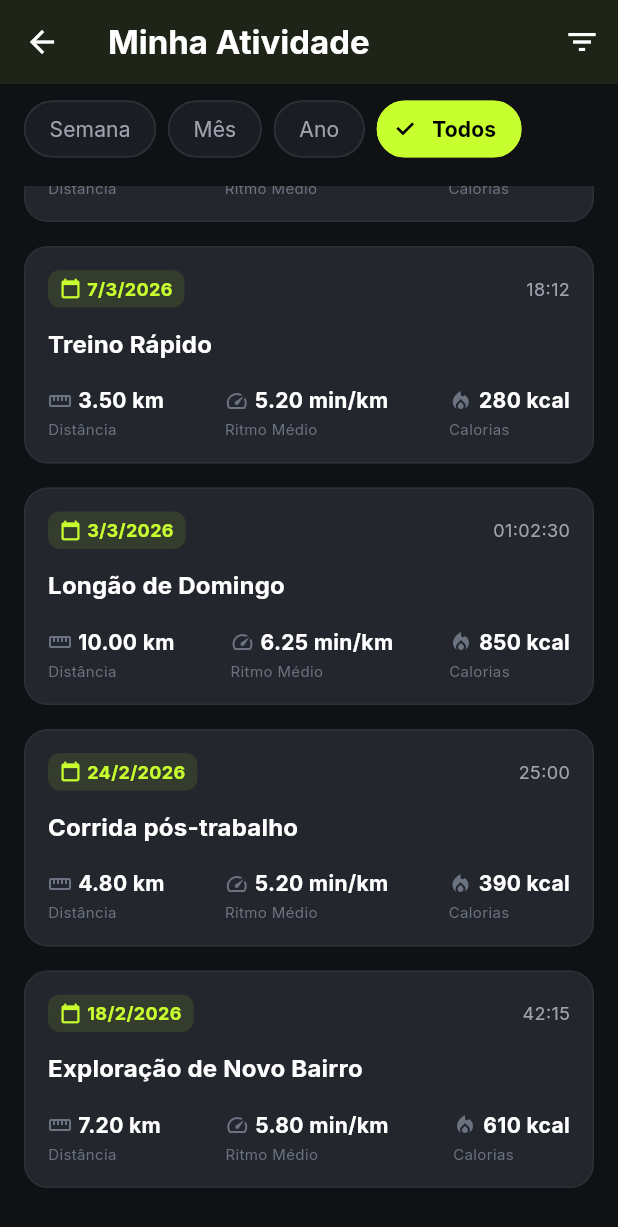
After one commit to tallesdss/corridaterritorial, a Flutter app: the ActivityScreen screen opened directly, scrolled down 137 dp, after a tap on the "filter list" icon, on a phone screen of 412 x 824 dp. The commit adds this screen. Shown: the top 1227 px of the screen. Run offline on Flutter 3.47's test engine with Material 3 defaults, Android fonts, the phone set to English and light mode, and no system bars; our stand-ins replace flutter_riverpod, go_router, google_fonts.

Commit message:
feat: Implement initial app structure, navigation, run feature components, and comprehensive screen flow documentation.

```diff
--- /dev/null
+++ b/lib/models/run_model.dart
@@ -0,0 +1,43 @@
+import 'package:flutter/material.dart';
+
+class RunModel {
+  final String id;
+  final DateTime date;
+  final double distanceKm;
+  final Duration duration;
+  final double calories;
+  final double pace; // min/km
+  final String title;
+
+  RunModel({
+    required this.id,
+    required this.date,
+    required this.distanceKm,
+    required this.duration,
+    required this.calories,
+    required this.pace,
+    required this.title,
+  });
+
+  String get formattedDate {
+    return "${date.day}/${date.month}/${date.year}";
+  }
+
+  String get formattedDuration {
+    String twoDigits(int n) => n.toString().padLeft(2, "0");
+    String twoDigitMinutes = twoDigits(duration.inMinutes.remainder(60));
+    String twoDigitSeconds = twoDigits(duration.inSeconds.remainder(60));
+    if (duration.inHours > 0) {
+      return "${twoDigits(duration.inHours)}:$twoDigitMinutes:$twoDigitSeconds";
+    }
+    return "$twoDigitMinutes:$twoDigitSeconds";
+  }
+
+  String get formattedDistance {
+    return "${distanceKm.toStringAsFixed(2)} km";
+  }
+
+  String get formattedPace {
+    return "${pace.toStringAsFixed(2)} min/km";
+  }
+}
--- /dev/null
+++ b/lib/providers/run_provider.dart
@@ -0,0 +1,12 @@
+import 'package:flutter_riverpod/flutter_riverpod.dart';
+import '../models/run_model.dart';
+import '../services/mock_run_service.dart';
+
+final mockRunServiceProvider = Provider<MockRunService>((ref) {
+  return MockRunService();
+});
+
+final runsProvider = FutureProvider<List<RunModel>>((ref) async {
+  final service = ref.watch(mockRunServiceProvider);
+  return service.getRuns();
+});
--- /dev/null
+++ b/lib/screens/activity_screen.dart
@@ -0,0 +1,230 @@
+import 'package:flutter/material.dart';
+import 'package:flutter_riverpod/flutter_riverpod.dart';
+import 'package:go_router/go_router.dart';
+import '../providers/run_provider.dart';
+import '../theme/app_colors.dart';
+import '../models/run_model.dart';
+
+class ActivityScreen extends ConsumerStatefulWidget {
+  const ActivityScreen({super.key});
+
+  @override
+  ConsumerState<ActivityScreen> createState() => _ActivityScreenState();
+}
+
+class _ActivityScreenState extends ConsumerState<ActivityScreen> {
+  String _selectedFilter = 'Todos';
+  final List<String> _filters = ['Semana', 'Mês', 'Ano', 'Todos'];
+
+  @override
+  Widget build(BuildContext context) {
+    final runsAsync = ref.watch(runsProvider);
+
+    return Scaffold(
+      backgroundColor: AppColors.backgroundPrimary,
+      appBar: AppBar(
+        backgroundColor: AppColors.backgroundPrimary,
+        elevation: 0,
+        title: Text(
+          'Minha Atividade',
+          style: Theme.of(context).textTheme.titleLarge?.copyWith(
+                color: AppColors.textPrimary,
+                fontWeight: FontWeight.bold,
+              ),
+        ),
+        actions: [
+          IconButton(
+            icon: const Icon(Icons.filter_list, color: AppColors.textPrimary),
+            onPressed: () {},
+          ),
+        ],
+      ),
+      body: Column(
+        children: [
+          // Filter Chips
+          Container(
+            height: 60,
+            padding: const EdgeInsets.symmetric(vertical: 8),
+            child: ListView.builder(
+              scrollDirection: Axis.horizontal,
+              padding: const EdgeInsets.symmetric(horizontal: 16),
+              itemCount: _filters.length,
+              itemBuilder: (context, index) {
+                final filter = _filters[index];
+                final isSelected = _selectedFilter == filter;
+                return Padding(
+                  padding: const EdgeInsets.only(right: 8),
+                  child: FilterChip(
+                    label: Text(filter),
+                    selected: isSelected,
+                    onSelected: (selected) {
+                      setState(() {
+                        _selectedFilter = filter;
+                      });
+                    },
+                    backgroundColor: AppColors.backgroundSecondary,
+                    selectedColor: AppColors.primary,
+                    labelStyle: TextStyle(
+                      color: isSelected ? AppColors.textInverse : AppColors.textSecondary,
+                      fontWeight: isSelected ? FontWeight.bold : FontWeight.normal,
+                    ),
+                    checkmarkColor: AppColors.textInverse,
+                    shape: RoundedRectangleBorder(
+                      borderRadius: BorderRadius.circular(20),
+                      side: BorderSide(
+                        color: isSelected ? AppColors.primary : AppColors.borderDefault,
+                      ),
+                    ),
+                  ),
+                );
+              },
+            ),
+          ),
+
+          const SizedBox(height: 8),
+
+          // Runs List
+          Expanded(
+            child: runsAsync.when(
+              data: (runs) {
+                if (runs.isEmpty) {
+                  return Center(
+                    child: Column(
+                      mainAxisAlignment: MainAxisAlignment.center,
+                      children: [
+                        Icon(Icons.directions_run, size: 64, color: AppColors.textMuted),
+                        const SizedBox(height: 16),
+                        Text(
+                          'Nenhuma corrida ainda.',
+                          style: TextStyle(color: AppColors.textSecondary),
+                        ),
+                      ],
+                    ),
+                  );
+                }
+
+                return ListView.builder(
+                  padding: const EdgeInsets.all(16),
+                  itemCount: runs.length,
+                  itemBuilder: (context, index) {
+                    final run = runs[index];
+                    return _buildRunCard(context, run);
+                  },
+                );
+              },
+              loading: () => const Center(child: CircularProgressIndicator()),
+              error: (e, st) => Center(child: Text('Erro ao carregar atividades: $e')),
+            ),
+          ),
+        ],
+      ),
+    );
+  }
+
+  Widget _buildRunCard(BuildContext context, RunModel run) {
+    return Card(
+      margin: const EdgeInsets.only(bottom: 16),
+      color: AppColors.backgroundCard,
+      shape: RoundedRectangleBorder(
+        borderRadius: BorderRadius.circular(16),
+        side: const BorderSide(color: AppColors.borderDefault),
+      ),
+      elevation: 0,
+      child: InkWell(
+        onTap: () {
+          // Em um app real, passaríamos o ID da corrida
+          context.push('/run/summary');
+        },
+        borderRadius: BorderRadius.circular(16),
+        child: Padding(
+          padding: const EdgeInsets.all(16.0),
+          child: Column(
+            crossAxisAlignment: CrossAxisAlignment.start,
+            children: [
+              Row(
+                mainAxisAlignment: MainAxisAlignment.spaceBetween,
+                children: [
+                  Container(
+                    padding: const EdgeInsets.symmetric(horizontal: 8, vertical: 4),
+                    decoration: BoxDecoration(
+                      color: AppColors.primary.withValues(alpha: 0.1),
+                      borderRadius: BorderRadius.circular(8),
+                    ),
+                    child: Row(
+                      children: [
+                        const Icon(Icons.calendar_today, size: 14, color: AppColors.primary),
+                        const SizedBox(width: 4),
+                        Text(
+                          run.formattedDate,
+                          style: const TextStyle(
+                            color: AppColors.primary,
+                            fontSize: 12,
+                            fontWeight: FontWeight.bold,
+                          ),
+                        ),
+                      ],
+                    ),
+                  ),
+                  Text(
+                    run.formattedDuration,
+                    style: const TextStyle(
+                      color: AppColors.textSecondary,
+                      fontSize: 12,
+                    ),
+                  ),
+                ],
+              ),
+              const SizedBox(height: 12),
+              Text(
+                run.title,
+                style: Theme.of(context).textTheme.titleMedium?.copyWith(
+                  fontWeight: FontWeight.bold,
+                  color: AppColors.textPrimary,
+                ),
+              ),
+              const SizedBox(height: 16),
+              Row(
+                mainAxisAlignment: MainAxisAlignment.spaceBetween,
+                children: [
+                  _buildMetric(Icons.straighten, run.formattedDistance, 'Distância'),
+                  _buildMetric(Icons.speed, run.formattedPace, 'Ritmo Médio'),
+                  _buildMetric(Icons.local_fire_department, '${run.calories.toInt()} kcal', 'Calorias'),
+                ],
+              ),
+            ],
+          ),
+        ),
+      ),
+    );
+  }
+
+  Widget _buildMetric(IconData icon, String value, String label) {
+    return Column(
+      crossAxisAlignment: CrossAxisAlignment.start,
+      children: [
+        Row(
+          children: [
+            Icon(icon, size: 16, color: AppColors.textMuted),
+            const SizedBox(width: 4),
+            Text(
+              value,
+              style: const TextStyle(
+                fontWeight: FontWeight.bold,
+                fontSize: 14,
+                color: AppColors.textPrimary,
+              ),
+            ),
+          ],
+        ),
+        const SizedBox(height: 2),
+        Text(
+          label,
+          style: const TextStyle(
+            fontSize: 10,
+            color: AppColors.textMuted,
+          ),
+        ),
+      ],
+    );
+  }
+}
--- a/lib/screens/main_screen.dart
+++ b/lib/screens/main_screen.dart
@@ -3,6 +3,7 @@ import 'package:flutter_riverpod/flutter_riverpod.dart';
 import '../theme/app_colors.dart';
 import 'home_screen.dart';
 import 'community_screen.dart';
+import 'activity_screen.dart';
 class MainScreen extends ConsumerStatefulWidget {
   const MainScreen({super.key});
 
@@ -16,7 +17,7 @@ class _MainScreenState extends ConsumerState<MainScreen> {
   final List<Widget> _screens = [
     const HomeScreen(),
     const CommunityScreen(),
-    const Center(child: Text('Activity Screen (Em breve)', style: TextStyle(color: Colors.white))),
+    const ActivityScreen(),
     const Center(child: Text('Progress Screen (Em breve)', style: TextStyle(color: Colors.white))),
     const Center(child: Text('Profile Screen (Em breve)', style: TextStyle(color: Colors.white))),
   ];
--- /dev/null
+++ b/lib/services/mock_run_service.dart
@@ -0,0 +1,61 @@
+import '../models/run_model.dart';
+
+class MockRunService {
+  static final List<RunModel> _runs = [
+    RunModel(
+      id: '1',
+      date: DateTime.now().subtract(const Duration(days: 1)),
+      distanceKm: 5.2,
+      duration: const Duration(minutes: 28, seconds: 45),
+      calories: 420,
+      pace: 5.5,
+      title: 'Corrida Matinal no Parque',
+    ),
+    RunModel(
+      id: '2',
+      date: DateTime.now().subtract(const Duration(days: 3)),
+      distanceKm: 3.5,
+      duration: const Duration(minutes: 18, seconds: 12),
+      calories: 280,
+      pace: 5.2,
+      title: 'Treino Rápido',
+    ),
+    RunModel(
+      id: '3',
+      date: DateTime.now().subtract(const Duration(days: 7)),
+      distanceKm: 10.0,
+      duration: const Duration(hours: 1, minutes: 2, seconds: 30),
+      calories: 850,
+      pace: 6.25,
+      title: 'Longão de Domingo',
+    ),
+    RunModel(
+      id: '4',
+      date: DateTime.now().subtract(const Duration(days: 14)),
+      distanceKm: 4.8,
+      duration: const Duration(minutes: 25, seconds: 0),
+      calories: 390,
+      pace: 5.2,
+      title: 'Corrida pós-trabalho',
+    ),
+    RunModel(
+      id: '5',
+      date: DateTime.now().subtract(const Duration(days: 20)),
+      distanceKm: 7.2,
+      duration: const Duration(minutes: 42, seconds: 15),
+      calories: 610,
+      pace: 5.8,
+      title: 'Exploração de Novo Bairro',
+    ),
+  ];
+
+  Future<List<RunModel>> getRuns() async {
+    await Future.delayed(const Duration(milliseconds: 800)); // Simulate network
+    return List.from(_runs);
+  }
+
+  Future<void> addRun(RunModel run) async {
+    await Future.delayed(const Duration(milliseconds: 500));
+    _runs.insert(0, run);
+  }
+}
```
Also changed, not shown: lib/routes/app_router.dart (+7 -0 lines), lib/screens/run_summary_screen.dart (added, +142 -0 lines), 1 other file.
